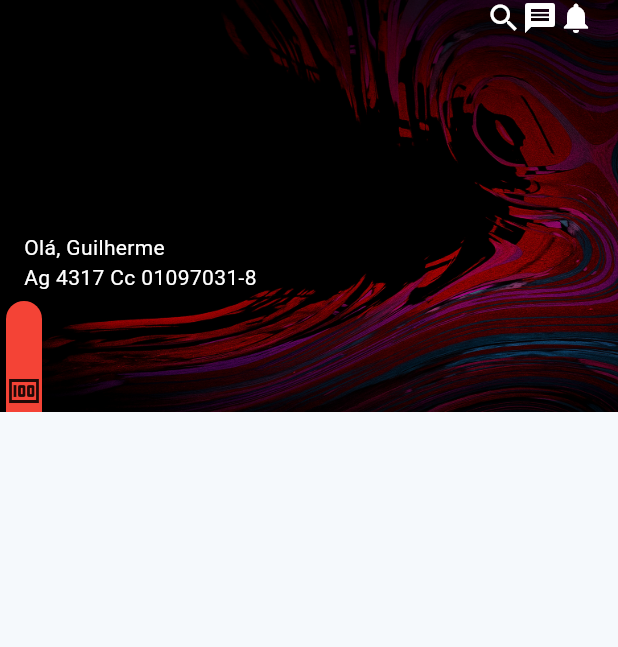
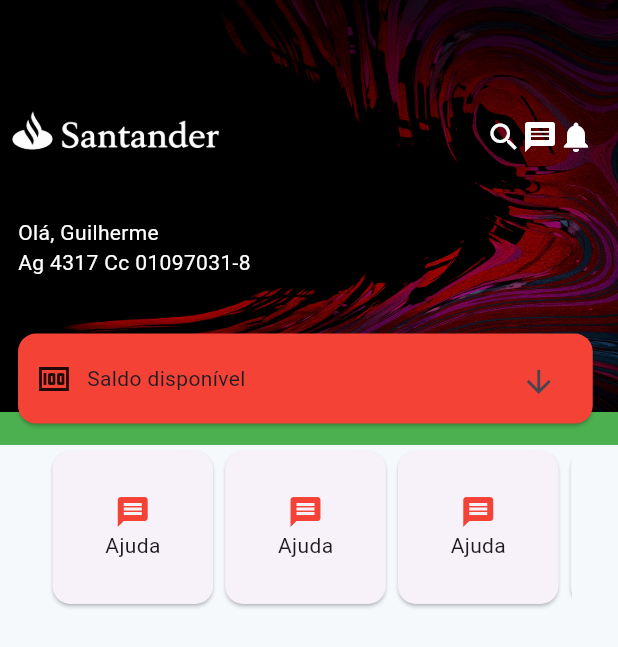
Before and after one commit to Flutters-Vilani/santinha, a Flutter app: the Dashboard screen opened directly, on a phone screen of 412 x 824 dp. Shown: the top 647 px of the screen. Run offline on Flutter 3.47's test engine with Material 3 defaults, Android fonts, the phone set to English and light mode, and no system bars.

Commit message:
tela dashboard ja iniciada com o caminho que deverá ser contruida da maneira correta

```diff
--- a/lib/dashboard.dart
+++ b/lib/dashboard.dart
@@ -1,4 +1,5 @@
 import 'package:flutter/material.dart';
+import 'package:santinha/botoes_login.dart';
 
 class Dashboard extends StatefulWidget {
   const Dashboard({super.key});
@@ -8,33 +9,50 @@
 }
 
 class _DashboardState extends State<Dashboard> {
+  bool cardAberto = false;
+
   @override
   Widget build(BuildContext context) {
     return Scaffold(
       backgroundColor: Color.fromARGB(255, 245, 249, 252),
-      body: Stack(
+      body: Column(
+        children: [
+          Container(
+            color: Colors.green,
+            height: cardAberto
+                ? MediaQuery.of(context).size.height * 0.46
+                : MediaQuery.of(context).size.height * 0.36,
+            child: Stack(
               children: [
                 Image.asset("assets/fundo_dashboard.png"),
                 Padding(
+                  padding: const EdgeInsets.only(top: 16.0),
+                  child: Row(
+                    crossAxisAlignment: CrossAxisAlignment.center,
+                    mainAxisAlignment: MainAxisAlignment.spaceBetween,
+                    children: [
+                      Image.asset(
+                        "assets/teste3.png",
+                        width: 150,
+                      ),
+                      Padding(
                         padding: const EdgeInsets.only(right: 16.0, left: 16.0),
-            child: SafeArea(
                         child: Row(
                           mainAxisAlignment: MainAxisAlignment.end,
                           children: [
-                  Icon(
-                    Icons.search,
-                    color: Colors.white,
-                  ),
+                            Icon(Icons.search, color: Colors.white),
                             Icon(Icons.message, color: Colors.white),
-                  Icon(Icons.notifications, color: Colors.white),
+                            Icon(Icons.notifications, color: Colors.white)
                           ],
                         ),
                       ),
+                    ],
+                  ),
                 ),
                 Positioned(
-            bottom: 80,
+                  top: 145,
                   child: Padding(
-              padding: const EdgeInsets.only(right: 16.0, left: 16.0),
+                    padding: const EdgeInsets.only(right: 12.0, left: 12.0),
                     child: Column(
                       crossAxisAlignment: CrossAxisAlignment.start,
                       children: [
@@ -55,16 +73,54 @@
                   ),
                 ),
                 Positioned(
-            bottom: -50,
+                  top: MediaQuery.of(context).size.height * 0.265,
+                  child: Padding(
+                    padding: const EdgeInsets.only(left: 8.0, right: 12.0),
                     child: Card(
                       color: Colors.red,
                       child: Container(
-                height: 120,
+                        padding: EdgeInsets.all(12),
+                        width: MediaQuery.of(context).size.width * 0.93,
+                        height: cardAberto ? 150 : 60,
                         child: Row(
-                  children: [Icon(Icons.money)],
+                          mainAxisAlignment: MainAxisAlignment.spaceBetween,
+                          children: [
+                            Row(
+                              children: [
+                                Icon(
+                                  Icons.money,
+                                ),
+                                SizedBox(
+                                  width: 10,
+                                ),
+                                Text("Saldo disponível"),
+                              ],
+                            ),
+                            IconButton(
+                                onPressed: () {
+                                  setState(() {
+                                    cardAberto = !cardAberto;
+                                  });
+                                },
+                                icon: Icon(Icons.arrow_downward))
+                          ],
                         ),
                       ),
                     ),
+                  ),
+                ),
+              ],
+            ),
+          ),
+          Container(
+            width: 350,
+            height: 110,
+            child: ListView.builder(
+                itemCount: 6,
+                scrollDirection: Axis.horizontal,
+                itemBuilder: (ctx, index) {
+                  return BotoesLogin();
+                }),
           )
         ],
       ),
```
Also changed, not shown: assets/santander_nome_login.png, assets/teste.png (added), assets/teste2.png (added), assets/teste3.png (added). Lines whose indentation alone changed are shown as unchanged.
